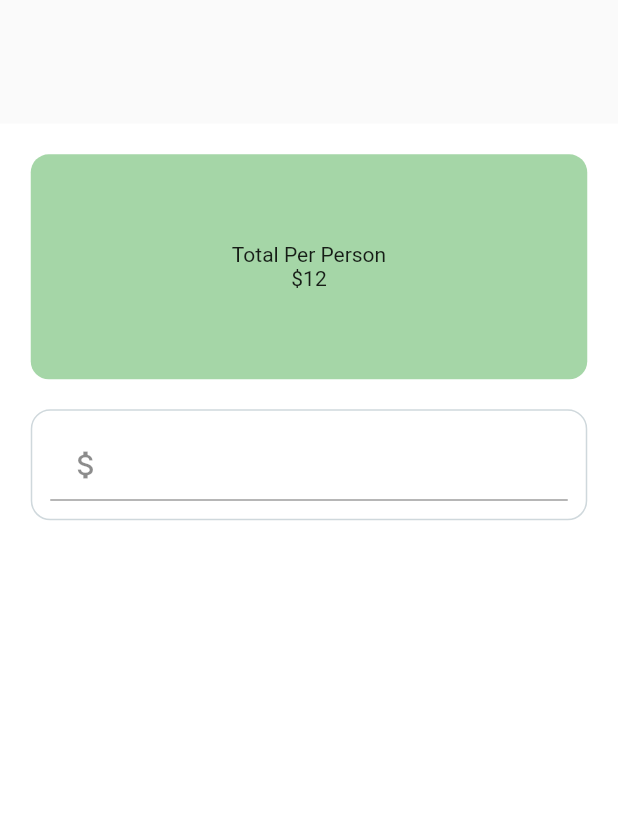
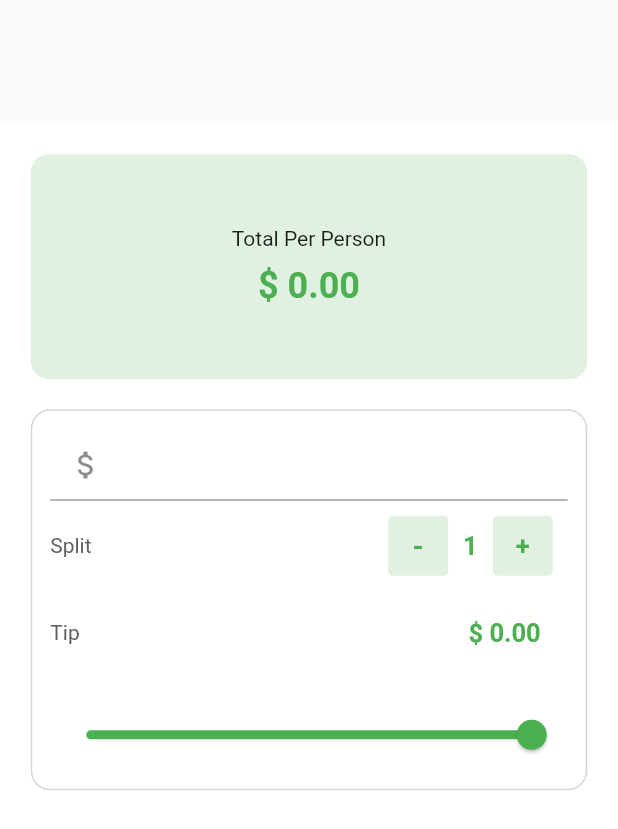
Before and after one commit to dancrux/tip_calculator, a Flutter app: the screen it shows after launch, on a phone screen of 412 x 824 dp. Shown: the top 829 px of the screen. Run offline on Flutter 3.47's test engine with Material 2 defaults, Android fonts, the phone set to English and light mode, and no system bars.

Commit message:
Implemented Lower Card Ui

```diff
--- a/lib/home.dart
+++ b/lib/home.dart
@@ -1,4 +1,5 @@
 import 'package:flutter/material.dart';
+import 'package:tip_calculator/util/hexColorConverter.dart';
 
 class HomeScreen extends StatefulWidget {
   const HomeScreen({Key? key}) : super(key: key);
@@ -11,6 +12,8 @@ class _HomeScreenState extends State<HomeScreen> {
   int _tipPercentage = 0;
   int _personCounter = 1;
   double _amount = 0.0;
+  Color _customColor = Colors.green.shade400.withOpacity(0.2);
+
   @override
   Widget build(BuildContext context) {
     return Scaffold(
@@ -26,12 +29,25 @@ class _HomeScreenState extends State<HomeScreen> {
               width: 150.0,
               height: 150.0,
               decoration: BoxDecoration(
-                  color: Colors.green.shade200,
+                  color: /* _newColor.withOpacity(0.1), */
+                      _customColor,
                   borderRadius: BorderRadius.circular(12.0)),
               child: Center(
                 child: Column(
                   mainAxisAlignment: MainAxisAlignment.center,
-                  children: [Text("Total Per Person"), Text("\$12")],
+                  children: [
+                    Text("Total Per Person"),
+                    Padding(
+                      padding: const EdgeInsets.only(top: 10.0),
+                      child: Text(
+                        "\$ ${calculateTotalPerPerson(_amount, _personCounter, _tipPercentage)}",
+                        style: TextStyle(
+                            color: Colors.green,
+                            fontWeight: FontWeight.bold,
+                            fontSize: 24.0),
+                      ),
+                    )
+                  ],
                 ),
               ),
             ),
@@ -49,7 +65,7 @@ class _HomeScreenState extends State<HomeScreen> {
                   TextField(
                     keyboardType:
                         TextInputType.numberWithOptions(decimal: true),
-                    style: TextStyle(color: Colors.grey),
+                    style: TextStyle(color: Colors.green),
                     decoration: InputDecoration(
                         // hintText: "Enter Amount Here",
                         prefixText: "Amount ",
@@ -61,7 +77,104 @@ class _HomeScreenState extends State<HomeScreen> {
                         _amount = 0.0;
                       }
                     },
-                  )
+                  ),
+                  Row(
+                    mainAxisAlignment: MainAxisAlignment.spaceBetween,
+                    children: [
+                      Text(
+                        "Split",
+                        style: TextStyle(color: Colors.grey.shade700),
+                      ),
+                      Row(
+                        children: [
+                          InkWell(
+                            onTap: () {
+                              setState(() {
+                                if (_personCounter > 1) {
+                                  _personCounter--;
+                                }
+                              });
+                            },
+                            child: Container(
+                              width: 40.0,
+                              height: 40.0,
+                              margin: EdgeInsets.all(10.0),
+                              decoration: BoxDecoration(
+                                  color: _customColor,
+                                  borderRadius: BorderRadius.circular(3.0)),
+                              child: Center(
+                                child: Text(
+                                  "-",
+                                  style: TextStyle(
+                                      color: Colors.green,
+                                      fontWeight: FontWeight.bold,
+                                      fontSize: 19.0),
+                                ),
+                              ),
+                            ),
+                          ),
+                          Text(
+                            "$_personCounter",
+                            style: TextStyle(
+                                color: Colors.green,
+                                fontWeight: FontWeight.bold,
+                                fontSize: 17.0),
+                          ),
+                          InkWell(
+                            onTap: () {
+                              setState(() {
+                                _personCounter++;
+                              });
+                            },
+                            child: Container(
+                              width: 40.0,
+                              height: 40.0,
+                              margin: EdgeInsets.all(10.0),
+                              decoration: BoxDecoration(
+                                color: _customColor,
+                                borderRadius: BorderRadius.circular(3.0),
+                              ),
+                              child: Center(
+                                child: Text(
+                                  "+",
+                                  style: TextStyle(
+                                      color: Colors.green,
+                                      fontWeight: FontWeight.bold,
+                                      fontSize: 17.0),
+                                ),
+                              ),
+                            ),
+                          )
+                        ],
+                      )
+                    ],
+                  ),
+                  // Tip
+                  Row(
+                    mainAxisAlignment: MainAxisAlignment.spaceBetween,
+                    children: [
+                      Text(
+                        "Tip",
+                        style: TextStyle(color: Colors.grey.shade700),
+                      ),
+                      Padding(
+                        padding: const EdgeInsets.all(18.0),
+                        child: Text(
+                          "\$ ${calculateTotalPerPerson(_amount, _personCounter, _tipPercentage)}",
+                          style: TextStyle(
+                              color: Colors.green,
+                              fontWeight: FontWeight.bold,
+                              fontSize: 17.0),
+                        ),
+                      )
+                    ],
+                  ),
+                  Text(""),
+                  Slider(
+                      value: 100,
+                      onChanged: (_tipPercentage) {
+                        setState(() {});
+                      })
                 ],
               ),
             )
@@ -70,4 +183,26 @@ class _HomeScreenState extends State<HomeScreen> {
       ),
     );
   }
+
+  calculateTotalPerPerson(double billAmount, int splitBy, int tipPercentage) {
+    var totalPerson =
+        (calculateTotalTip(billAmount, splitBy, tipPercentage) + billAmount) /
+            splitBy;
+    return totalPerson.toStringAsFixed(2);
+  }
+
+  calculateTotalTip(double billAmount, int splitBy, int tipPercentage) {
+    double totalTip = 0.0;
+    if (billAmount < 0 || billAmount.toString().isEmpty) {
+      showSnackBar("Invalid bill Amount");
+    } else {
+      totalTip = (billAmount * tipPercentage) / 100;
+    }
+    return totalTip;
+  }
+
+  void showSnackBar(String message) {
+    final snackBar = SnackBar(content: Text(message));
+    ScaffoldMessenger.of(context).showSnackBar(snackBar);
+  }
 }
--- a/lib/util/hexColorConverter.dart
+++ b/lib/util/hexColorConverter.dart
@@ -4,7 +4,7 @@ class HexColorConverter extends Color {
   static int _getColorFromHex(String hexColor) {
     hexColor = hexColor.toUpperCase().replaceAll("#", "");
     if (hexColor.length == 6) {
-      hexColor = "FF $hexColor";
+      hexColor = "FF$hexColor";
     }
     return int.parse(hexColor, radix: 16);
   }
```
